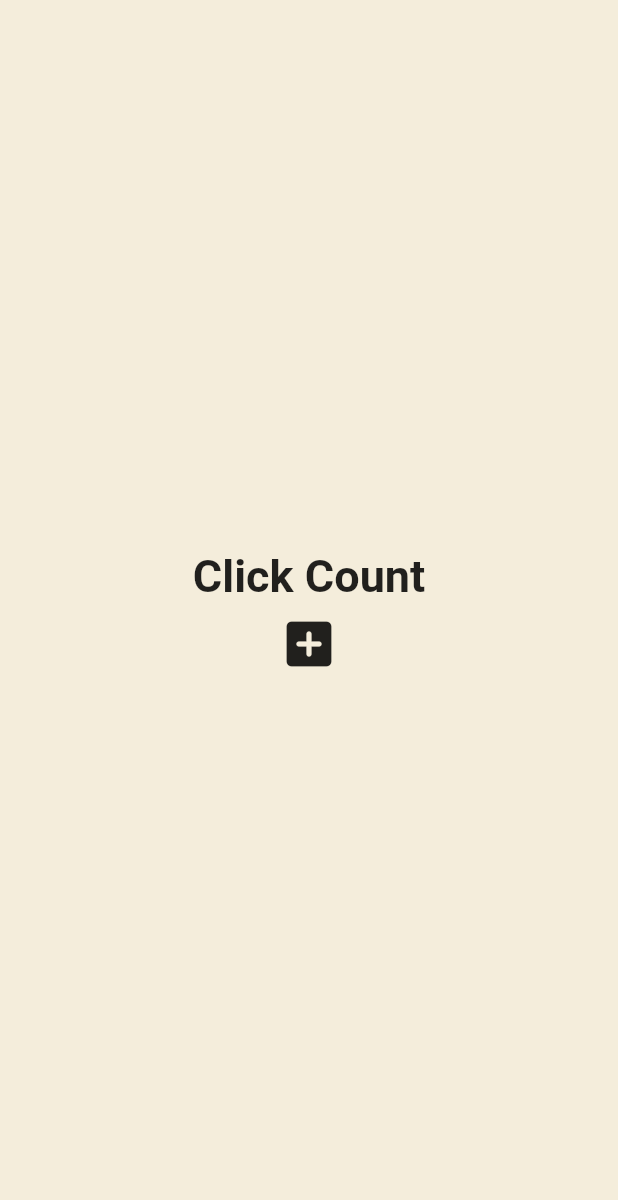
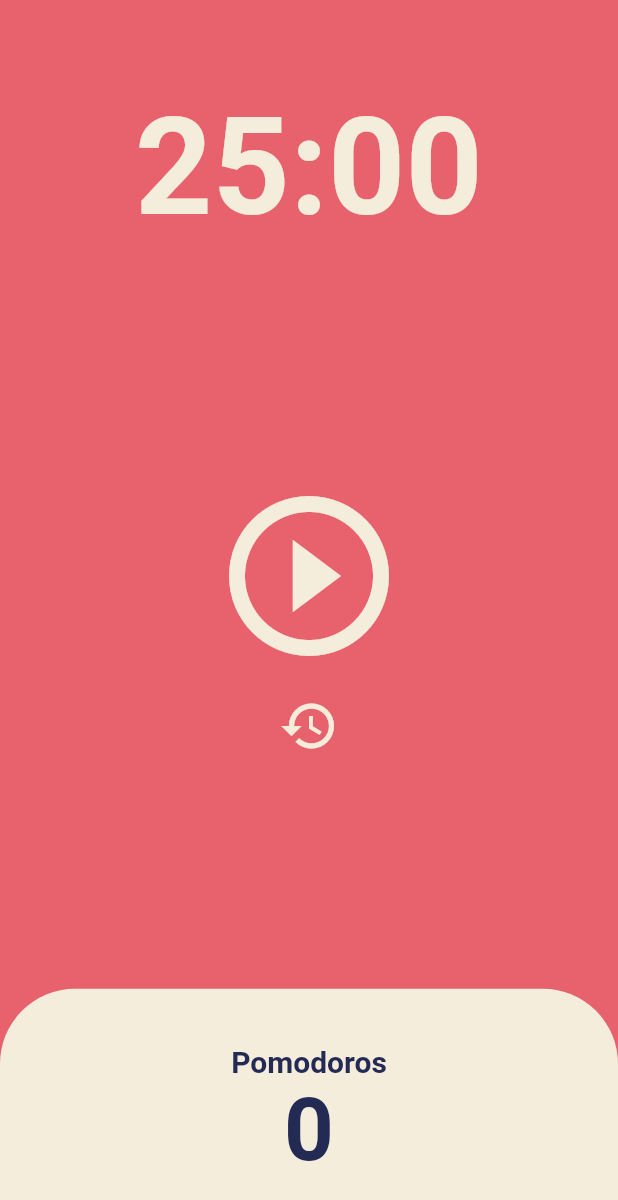
Before and after one commit to DonggyuJin/basic-flutter, a Flutter app: the screen it shows after launch, on a phone screen of 412 x 824 dp. Shown: the top 1200 px of the screen. Run offline on Flutter 3.47's test engine with Material 2 defaults, Android fonts, the phone set to English and light mode, and no system bars.

Commit message:
pomodors app

```diff
--- a/lib/main.dart
+++ b/lib/main.dart
@@ -1,51 +1,26 @@
 import 'package:flutter/material.dart';
+import 'package:toonflix/screens/home_screen.dart';
 
 void main() {
   runApp(App());
 }
 
-class App extends StatefulWidget {
-  @override
-  State<App> createState() => _AppState();
-}
-
-class _AppState extends State<App> {
-  List<int> numbers = [];
-
-  void onClicked() {
-    setState(() {
-      numbers.add(numbers.length);
-    });
-  }
-
+class App extends StatelessWidget {
   @override
   Widget build(BuildContext context) {
     return MaterialApp(
-      home: Scaffold(
-        backgroundColor: const Color(0xFFF4EDDB),
-        body: Center(
-          child: Column(
-            mainAxisAlignment: MainAxisAlignment.center,
-            children: [
-              const Text(
-                'Click Count',
-                style: TextStyle(
-                  fontSize: 30,
-                  fontWeight: FontWeight.w600,
-                ),
-              ),
-              for (var n in numbers) Text('$n'),
-              IconButton(
-                iconSize: 40,
-                onPressed: onClicked,
-                icon: const Icon(
-                  Icons.add_box_rounded,
-                ),
-              )
-            ],
+      theme: ThemeData(
+        backgroundColor: const Color(0xFFE7626C),
+        textTheme: const TextTheme(
+          headline1: TextStyle(
+            color: Color(
+              0xFF232B55,
+            ),
           ),
         ),
+        cardColor: const Color(0xFFF4EDDB),
       ),
+      home: const HomeScreen(),
     );
   }
 }
--- /dev/null
+++ b/lib/screens/home_screen.dart
@@ -0,0 +1,157 @@
+import 'dart:async';
+
+import 'package:flutter/material.dart';
+
+class HomeScreen extends StatefulWidget {
+  const HomeScreen({super.key});
+
+  @override
+  State<HomeScreen> createState() => _HomeScreenState();
+}
+
+class _HomeScreenState extends State<HomeScreen> {
+  static const twentyFiveMinutes = 1500;
+  int totalSeconds = twentyFiveMinutes;
+  bool isRunning = false;
+  int totalPomodoros = 0;
+  late Timer timer;
+
+  void onTick(Timer timer) {
+    if (totalSeconds == 0) {
+      setState(() {
+        totalPomodoros = totalPomodoros + 1;
+        isRunning = false;
+        totalSeconds = twentyFiveMinutes;
+      });
+      timer.cancel();
+    } else {
+      setState(() {
+        totalSeconds = totalSeconds - 1;
+      });
+    }
+  }
+
+  void onStartPressed() {
+    timer = Timer.periodic(
+      const Duration(seconds: 1),
+      onTick,
+    );
+    setState(() {
+      isRunning = true;
+    });
+  }
+
+  void onPausePressed() {
+    timer.cancel();
+    setState(() {
+      isRunning = false;
+    });
+  }
+
+  void onResetPressed() {
+    timer.cancel();
+    setState(() {
+      isRunning = false;
+      totalSeconds = twentyFiveMinutes;
+    });
+  }
+
+  String format(int seconds) {
+    var duration = Duration(seconds: seconds);
+    return duration.toString().split(".").first.substring(2, 7);
+  }
+
+  @override
+  Widget build(BuildContext context) {
+    return Scaffold(
+      backgroundColor: Theme.of(context).backgroundColor,
+      body: Column(
+        children: [
+          Flexible(
+            flex: 1,
+            child: Container(
+              alignment: Alignment.bottomCenter,
+              child: Text(
+                format(totalSeconds),
+                style: TextStyle(
+                  color: Theme.of(context).cardColor,
+                  fontSize: 90,
+                  fontWeight: FontWeight.w600,
+                ),
+              ),
+            ),
+          ),
+          Flexible(
+            flex: 3,
+            child: Column(
+              mainAxisAlignment: MainAxisAlignment.spaceAround,
+              children: [
+                Center(
+                  child: Column(
+                    children: [
+                      IconButton(
+                        onPressed: isRunning ? onPausePressed : onStartPressed,
+                        color: Theme.of(context).cardColor,
+                        icon: Icon(
+                          isRunning
+                              ? Icons.pause_circle_outline
+                              : Icons.play_circle_outline,
+                        ),
+                        iconSize: 128,
+                      ),
+                      IconButton(
+                        onPressed: onResetPressed,
+                        color: Theme.of(context).cardColor,
+                        icon: const Icon(Icons.restore_outlined),
+                        iconSize: 40,
+                      ),
+                    ],
+                  ),
+                ),
+              ],
+            ),
+          ),
+          Flexible(
+            flex: 1,
+            child: Row(
+              children: [
+                Expanded(
+                  child: Container(
+                    decoration: BoxDecoration(
+                      color: Theme.of(context).cardColor,
+                      borderRadius: const BorderRadius.only(
+                        topLeft: Radius.circular(50),
+                        topRight: Radius.circular(50),
+                      ),
+                    ),
+                    child: Column(
+                      mainAxisAlignment: MainAxisAlignment.center,
+                      children: [
+                        Text(
+                          'Pomodoros',
+                          style: TextStyle(
+                              fontSize: 20,
+                              fontWeight: FontWeight.w600,
+                              color:
+                                  Theme.of(context).textTheme.headline1!.color),
+                        ),
+                        Text(
+                          '$totalPomodoros',
+                          style: TextStyle(
+                              fontSize: 58,
+                              fontWeight: FontWeight.w600,
+                              color:
+                                  Theme.of(context).textTheme.headline1!.color),
+                        ),
+                      ],
+                    ),
+                  ),
+                ),
+              ],
+            ),
+          ),
+        ],
+      ),
+    );
+  }
+}
```
Also changed, not shown: 1 other file.
